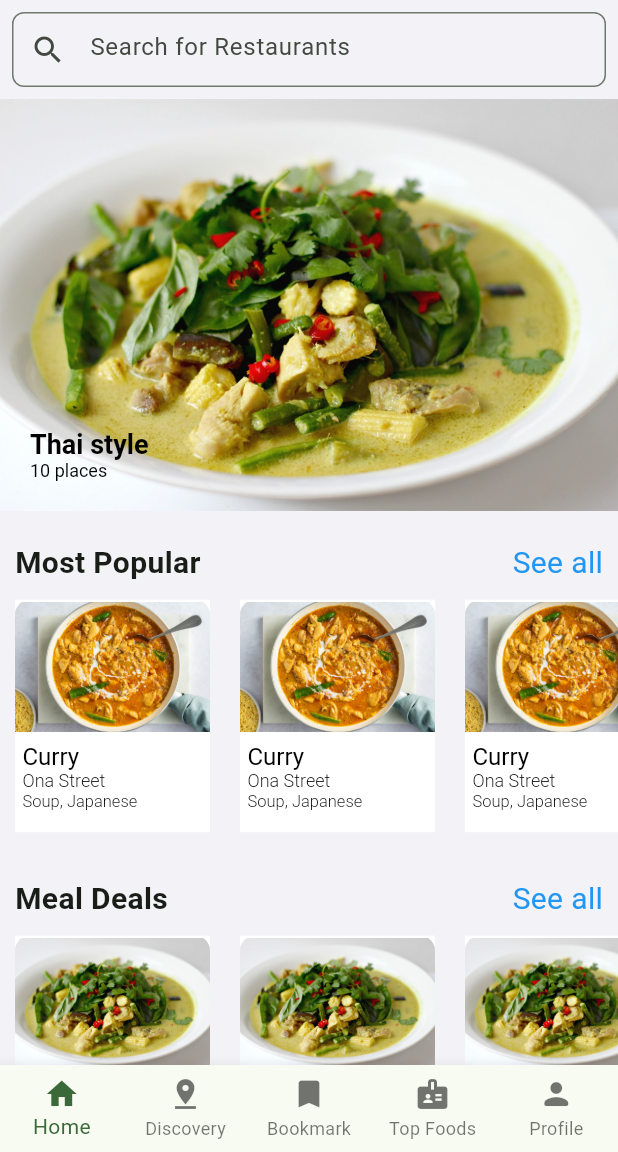
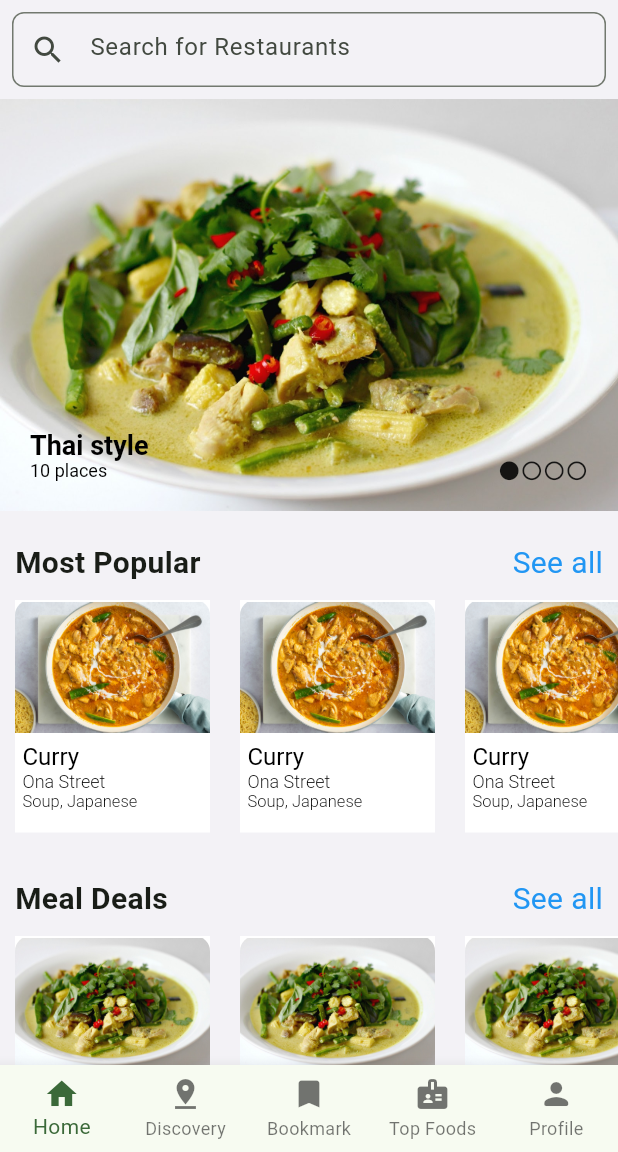
Before and after one commit to Exetria/UTS-AMBW-2024, a Flutter app: the screen it shows after launch, on a phone screen of 412 x 824 dp, the part 84-1236 px from its top. Run offline on Flutter 3.47's test engine with Material 3 defaults, Android fonts, the phone set to English and light mode, and no system bars.

Commit message:
Update Main Image jadi Carousel

```diff
--- a/lib/main.dart
+++ b/lib/main.dart
@@ -1,3 +1,4 @@
+import 'package:flutter/cupertino.dart';
 import 'package:flutter/material.dart';
 import 'package:flutter/rendering.dart';
 import 'package:flutter/widgets.dart';
@@ -97,13 +98,24 @@ class _MyHomePageState extends State<MyHomePage> {
       ),
 
       //image besar atas
-      Stack(
-        alignment: Alignment.bottomLeft,
+      SizedBox(
+        height: 275,
+        child: PageView.builder(
+          scrollDirection: Axis.horizontal,
+          itemCount: 5,
+          itemBuilder: (context, count) {
+            return Stack(
+              alignment: Alignment.center,
               children: [
                 const Image(image: AssetImage('assets/images/greencurry.jpg')),
                 Container(
                     alignment: Alignment.bottomLeft,
                     padding: const EdgeInsets.all(20),
+                    child: Row(
+                      children: [
+                        Expanded(
+                          child: Container(
+                            alignment: Alignment.bottomLeft,
                             child: RichText(
                                 text: const TextSpan(
                                     style: TextStyle(color: Colors.black),
@@ -121,8 +133,31 @@ class _MyHomePageState extends State<MyHomePage> {
                                         fontSize: 12,
                                       )),
                                 ])),
+                          ),
+                        ),
+                        Expanded(
+                          child: Container(
+                            alignment: Alignment.bottomRight,
+                            child: const Row(
+                              mainAxisAlignment: MainAxisAlignment.end,
+                              children: [
+                                Icon(Icons.circle, size: 15,),
+                                Icon(Icons.radio_button_unchecked, size: 15,),
+                                Icon(Icons.radio_button_unchecked, size: 15,),
+                                Icon(Icons.radio_button_unchecked, size: 15,)
+                              ],
+                            ),
+                          ),
+                        ),
+                      ],
+                    )),
+                Container(
+                  alignment: Alignment.bottomCenter,
                 )
               ],
+            );
+          },
+        ),
       ),
 
       //most popular
@@ -135,8 +170,10 @@ class _MyHomePageState extends State<MyHomePage> {
                 style: TextStyle(fontSize: 20, fontWeight: FontWeight.bold)),
             GestureDetector(
               onTap: () {
-                Navigator.push(context,
-                    MaterialPageRoute(builder: (context) => MorePage(choice: 0)));
+                Navigator.push(
+                    context,
+                    MaterialPageRoute(
+                        builder: (context) => MorePage(choice: 0)));
               },
               child: const Text("See all",
                   style: TextStyle(fontSize: 20, color: Colors.blue)),
@@ -158,7 +195,8 @@ class _MyHomePageState extends State<MyHomePage> {
                   alignment: Alignment.bottomLeft,
                   decoration: const BoxDecoration(
                     shape: BoxShape.rectangle,
-                      color: Colors.white,),
+                    color: Colors.white,
+                  ),
                   child: Column(
                     mainAxisAlignment: MainAxisAlignment.start,
                     children: [
@@ -218,8 +256,10 @@ class _MyHomePageState extends State<MyHomePage> {
                 style: TextStyle(fontSize: 20, fontWeight: FontWeight.bold)),
             GestureDetector(
               onTap: () {
-                Navigator.push(context,
-                    MaterialPageRoute(builder: (context) => MorePage(choice: 1)));
+                Navigator.push(
+                    context,
+                    MaterialPageRoute(
+                        builder: (context) => MorePage(choice: 1)));
               },
               child: const Text("See all",
                   style: TextStyle(fontSize: 20, color: Colors.blue)),
@@ -241,7 +281,8 @@ class _MyHomePageState extends State<MyHomePage> {
                   alignment: Alignment.bottomLeft,
                   decoration: const BoxDecoration(
                     shape: BoxShape.rectangle,
-                      color: Colors.white,),
+                    color: Colors.white,
+                  ),
                   child: Column(
                     mainAxisAlignment: MainAxisAlignment.start,
                     children: [
```
Lines whose indentation alone changed are shown as unchanged.
